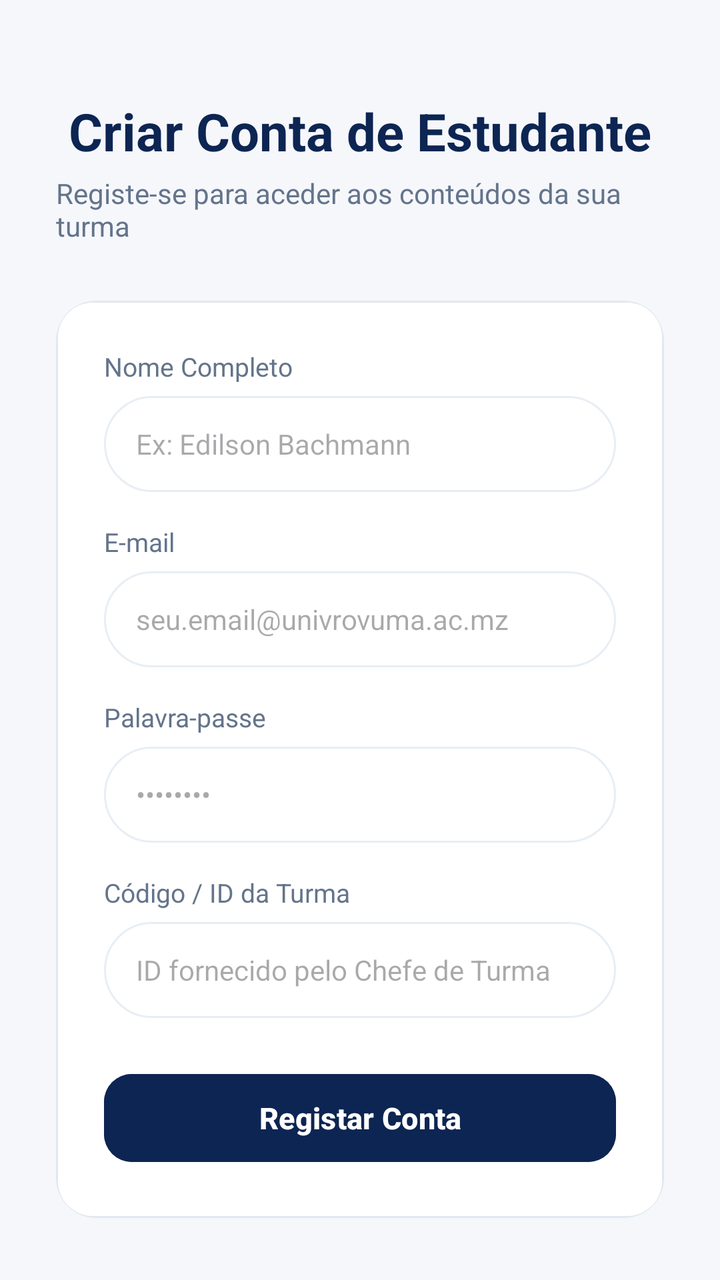
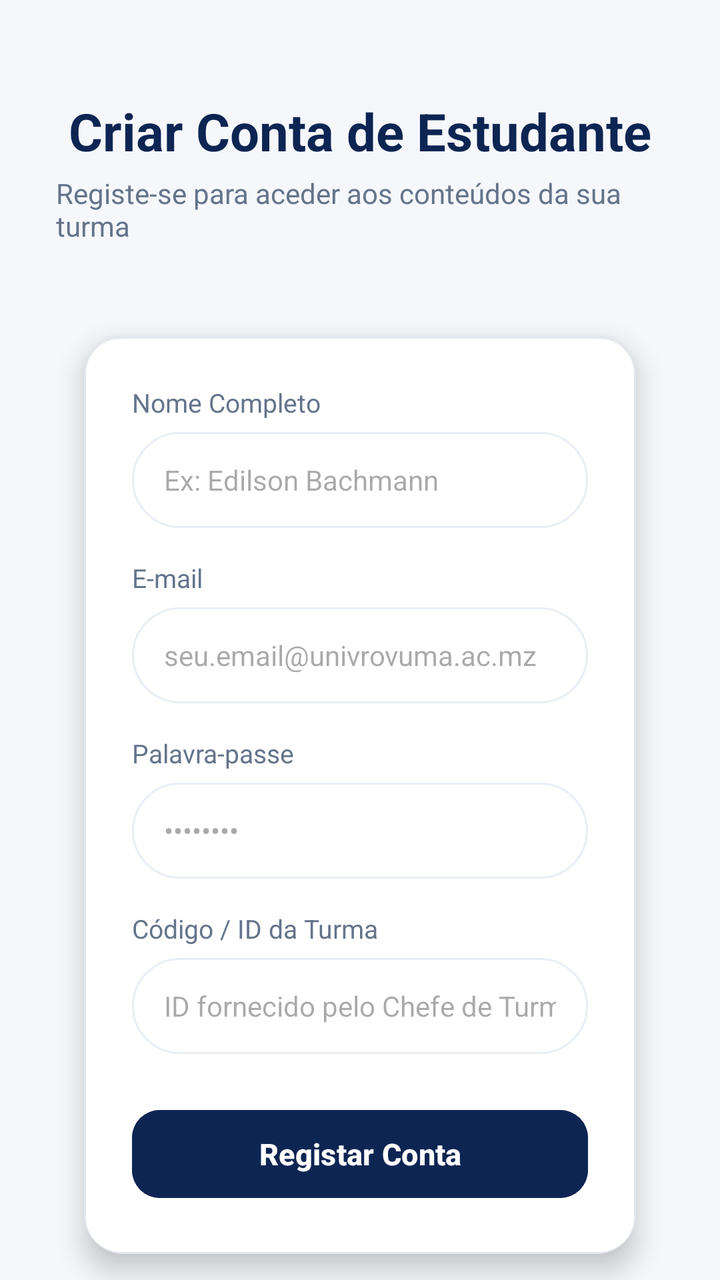

Two renders of the same Android screen: before a commit and after it. Below are the layout's source before the change and the commit's diff.
<!-- AndroidManifest.xml: application theme Theme.Lory -->
<!-- res/layout/activity_register.xml -->
<?xml version="1.0" encoding="utf-8"?>
<androidx.core.widget.NestedScrollView xmlns:android="http://schemas.android.com/apk/res/android"
    xmlns:app="http://schemas.android.com/apk/res-auto"
    xmlns:tools="http://schemas.android.com/tools"
    android:layout_width="match_parent"
    android:layout_height="match_parent"
    android:fillViewport="true"
    android:background="@color/background_light"
    tools:context=".ui.auth.RegisterActivity">

    <LinearLayout
        android:layout_width="match_parent"
        android:layout_height="wrap_content"
        android:gravity="center_horizontal"
        android:orientation="vertical"
        android:padding="28dp">

        
        <TextView
            android:layout_width="wrap_content"
            android:layout_height="wrap_content"
            android:layout_marginTop="20dp"
            android:text="Criar Conta de Estudante"
            android:textColor="@color/primary_dark_blue"
            android:textSize="26sp"
            android:textStyle="bold" />

        <TextView
            android:layout_width="wrap_content"
            android:layout_height="wrap_content"
            android:layout_marginTop="4dp"
            android:layout_marginBottom="28dp"
            android:text="Registe-se para aceder aos conteúdos da sua turma"
            android:textColor="@color/text_secondary"
            android:textSize="14sp" />

        
        <androidx.cardview.widget.CardView
            android:layout_width="match_parent"
            android:layout_height="wrap_content"
            android:layout_marginBottom="20dp"
            app:cardCornerRadius="20dp"
            app:cardElevation="0dp">

            <LinearLayout
                android:layout_width="match_parent"
                android:layout_height="wrap_content"
                android:background="@drawable/bg_welcome_card"
                android:orientation="vertical"
                android:padding="24dp">

                
                <TextView
                    android:layout_width="wrap_content"
                    android:layout_height="wrap_content"
                    android:layout_marginBottom="6dp"
                    android:text="Nome Completo"
                    android:textColor="@color/text_secondary"
                    android:textSize="13sp" />

                <EditText
                    android:id="@+id/et_register_name"
                    android:layout_width="match_parent"
                    android:layout_height="48dp"
                    android:layout_marginBottom="16dp"
                    android:background="@drawable/bg_search_bar"
                    android:hint="Ex: Edilson Bachmann"
                    android:inputType="textPersonName"
                    android:paddingStart="16dp"
                    android:paddingEnd="16dp"
                    android:textColor="@color/text_primary"
                    android:textSize="14sp" />

                
                <TextView
                    android:layout_width="wrap_content"
                    android:layout_height="wrap_content"
                    android:layout_marginBottom="6dp"
                    android:text="E-mail"
                    android:textColor="@color/text_secondary"
                    android:textSize="13sp" />

                <EditText
                    android:id="@+id/et_register_email"
                    android:layout_width="match_parent"
                    android:layout_height="48dp"
                    android:layout_marginBottom="16dp"
                    android:background="@drawable/bg_search_bar"
                    android:hint="seu.email@univrovuma.ac.mz"
                    android:inputType="textEmailAddress"
                    android:paddingStart="16dp"
                    android:paddingEnd="16dp"
                    android:textColor="@color/text_primary"
                    android:textSize="14sp" />

                
                <TextView
                    android:layout_width="wrap_content"
                    android:layout_height="wrap_content"
                    android:layout_marginBottom="6dp"
                    android:text="Palavra-passe"
                    android:textColor="@color/text_secondary"
                    android:textSize="13sp" />

                <EditText
                    android:id="@+id/et_register_password"
                    android:layout_width="match_parent"
                    android:layout_height="48dp"
                    android:layout_marginBottom="16dp"
                    android:background="@drawable/bg_search_bar"
                    android:hint="••••••••"
                    android:inputType="textPassword"
                    android:paddingStart="16dp"
                    android:paddingEnd="16dp"
                    android:textColor="@color/text_primary"
                    android:textSize="14sp" />

                
                <TextView
                    android:layout_width="wrap_content"
                    android:layout_height="wrap_content"
                    android:layout_marginBottom="6dp"
                    android:text="Código / ID da Turma"
                    android:textColor="@color/text_secondary"
                    android:textSize="13sp" />

                <EditText
                    android:id="@+id/et_register_turma"
                    android:layout_width="match_parent"
                    android:layout_height="48dp"
                    android:layout_marginBottom="24dp"
                    android:background="@drawable/bg_search_bar"
                    android:hint="ID fornecido pelo Chefe de Turma"
                    android:inputType="text"
                    android:paddingStart="16dp"
                    android:paddingEnd="16dp"
                    android:textColor="@color/text_primary"
                    android:textSize="14sp" />

                <ProgressBar
                    android:id="@+id/register_progress_bar"
                    android:layout_width="32dp"
                    android:layout_height="32dp"
                    android:layout_gravity="center_horizontal"
                    android:layout_marginBottom="16dp"
                    android:visibility="gone" />

                
                <Button
                    android:id="@+id/btn_register"
                    android:layout_width="match_parent"
                    android:layout_height="52dp"
                    android:backgroundTint="@color/primary_dark_blue"
                    android:text="Registar Conta"
                    android:textColor="@color/white"
                    android:textSize="15sp"
                    android:textStyle="bold"
                    app:cornerRadius="14dp" />

            </LinearLayout>
        </androidx.cardview.widget.CardView>

        
        <TextView
            android:id="@+id/tv_login_link"
            android:layout_width="wrap_content"
            android:layout_height="wrap_content"
            android:padding="12dp"
            android:text="Já tem conta? Voltar ao Login"
            android:textColor="@color/primary_blue"
            android:textSize="14sp"
            android:textStyle="bold" />

    </LinearLayout>
</androidx.core.widget.NestedScrollView>
<!-- resources referenced by this layout -->
<resources>
  <color name="background_light">#F5F7FB</color>
  <color name="primary_blue">#1E40AF</color>
  <color name="primary_dark_blue">#0D2552</color>
  <color name="text_primary">#0F172A</color>
  <color name="text_secondary">#64748B</color>
  <color name="white">#FFFFFFFF</color>
  <!-- drawable bg_search_bar (drawable) -->
  <?xml version="1.0" encoding="utf-8"?>
  <shape xmlns:android="http://schemas.android.com/apk/res/android"
      android:shape="rectangle">
      <solid android:color="@color/surface_white" />
      <corners android:radius="24dp" />
      <stroke
          android:width="1dp"
          android:color="#E8EEF5" />
  </shape>
  <!-- drawable bg_welcome_card (drawable) -->
  <?xml version="1.0" encoding="utf-8"?>
  <shape xmlns:android="http://schemas.android.com/apk/res/android"
      android:shape="rectangle">
      <solid android:color="@color/surface_white" />
      <corners android:radius="18dp" />
      <stroke
          android:width="1dp"
          android:color="#E2E8F0" />
  </shape>
  <style name="Theme.Lory" parent="Base.Theme.Lory" />
  <color name="surface_white">#FFFFFF</color>
  <style name="Base.Theme.Lory" parent="Theme.Material3.DayNight.NoActionBar">
          
          <item name="colorPrimary">@color/primary_dark_blue</item>
          <item name="colorOnPrimary">@color/white</item>
          <item name="colorContainer">@color/surface_white</item>
          <item name="android:statusBarColor">@color/background_light</item>
          <item name="android:windowLightStatusBar">true</item>
          <item name="android:windowBackground">@color/background_light</item>
      </style>
</resources>

<!-- the commit's change to res/layout/activity_register.xml (unified diff, before → after) -->
@@ -40,7 +40,8 @@
             android:layout_height="wrap_content"
             android:layout_marginBottom="20dp"
             app:cardCornerRadius="20dp"
-            app:cardElevation="0dp">
+            app:cardElevation="8dp"
+            app:cardUseCompatPadding="true">
 
             <LinearLayout
                 android:layout_width="match_parent"
